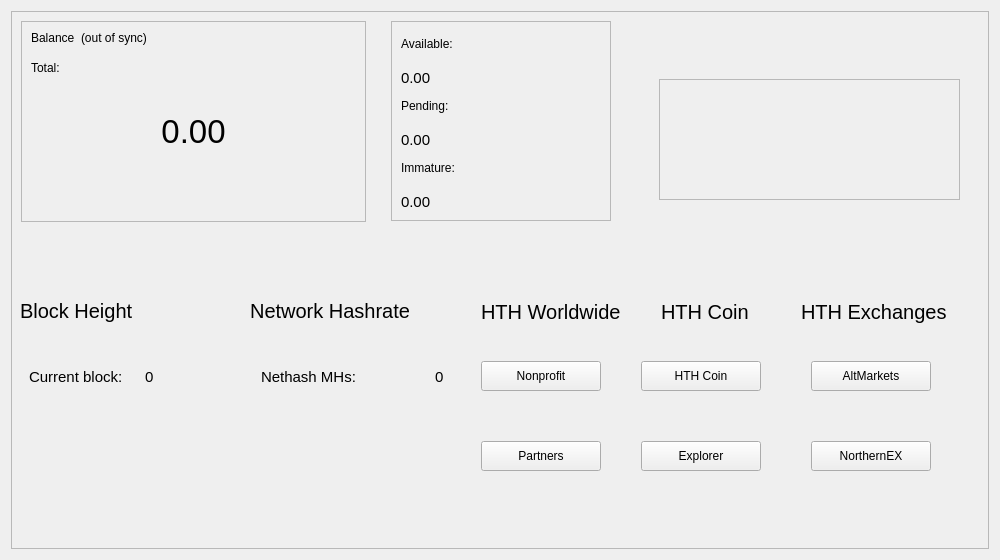
Above: src/qt/forms/overviewpage.ui from barrystyle/hth before the change. Below: the same form after it.
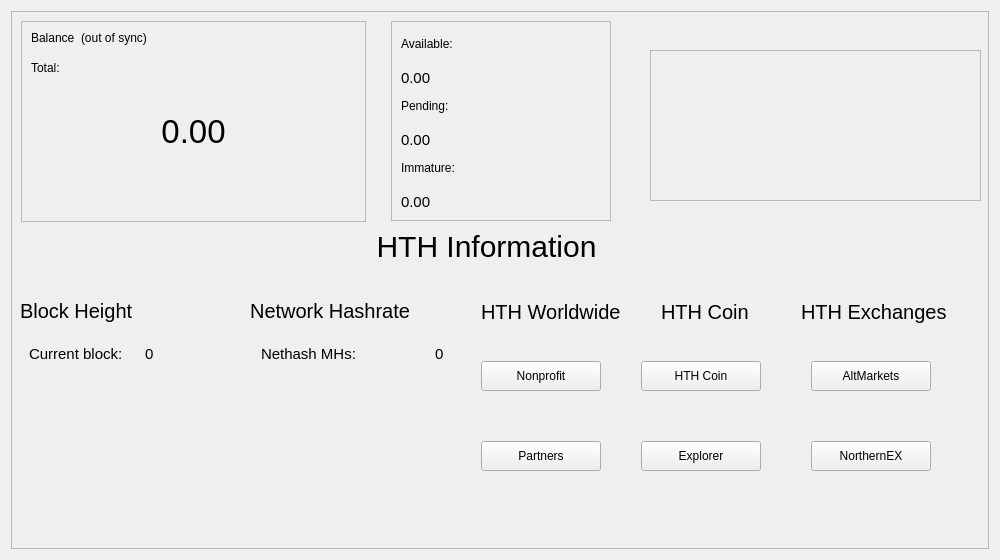
That is the form after the change.

Diff of the .ui file:
```diff
--- a/src/qt/forms/overviewpage.ui
+++ b/src/qt/forms/overviewpage.ui
@@ -44,9 +44,9 @@
       <property name="geometry">
        <rect>
         <x>0</x>
-        <y>220</y>
+        <y>270</y>
         <width>451</width>
-        <height>311</height>
+        <height>261</height>
        </rect>
       </property>
       <property name="styleSheet">
@@ -73,7 +73,7 @@
          <property name="sizeHint" stdset="0">
           <size>
            <width>20</width>
-           <height>41</height>
+           <height>3</height>
           </size>
          </property>
         </spacer>
@@ -223,7 +223,7 @@
          <property name="sizeHint" stdset="0">
           <size>
            <width>20</width>
-           <height>135</height>
+           <height>170</height>
           </size>
          </property>
         </spacer>
@@ -813,22 +813,32 @@
        </item>
       </layout>
      </widget>
-     <widget class="QWidget" name="widget" native="true">
+     <widget class="QLabel" name="label_6">
       <property name="geometry">
        <rect>
-        <x>629</x>
-        <y>9</y>
-        <width>341</width>
-        <height>201</height>
+        <x>290</x>
+        <y>210</y>
+        <width>371</width>
+        <height>51</height>
        </rect>
       </property>
+      <property name="styleSheet">
+       <string notr="true">font-size: 30px;</string>
+      </property>
+      <property name="text">
+       <string>HTH Information</string>
+      </property>
+      <property name="alignment">
+       <set>Qt::AlignCenter</set>
+      </property>
+     </widget>
       <widget class="QFrame" name="frame_2">
        <property name="geometry">
         <rect>
-         <x>19</x>
-         <y>59</y>
-         <width>301</width>
-         <height>121</height>
+        <x>639</x>
+        <y>39</y>
+        <width>331</width>
+        <height>151</height>
         </rect>
        </property>
        <property name="frameShape">
@@ -837,7 +847,6 @@
        <property name="frameShadow">
         <enum>QFrame::Raised</enum>
        </property>
-      </widget>
      </widget>
     </widget>
    </item>
```
Lines whose indentation alone changed are shown as unchanged.
